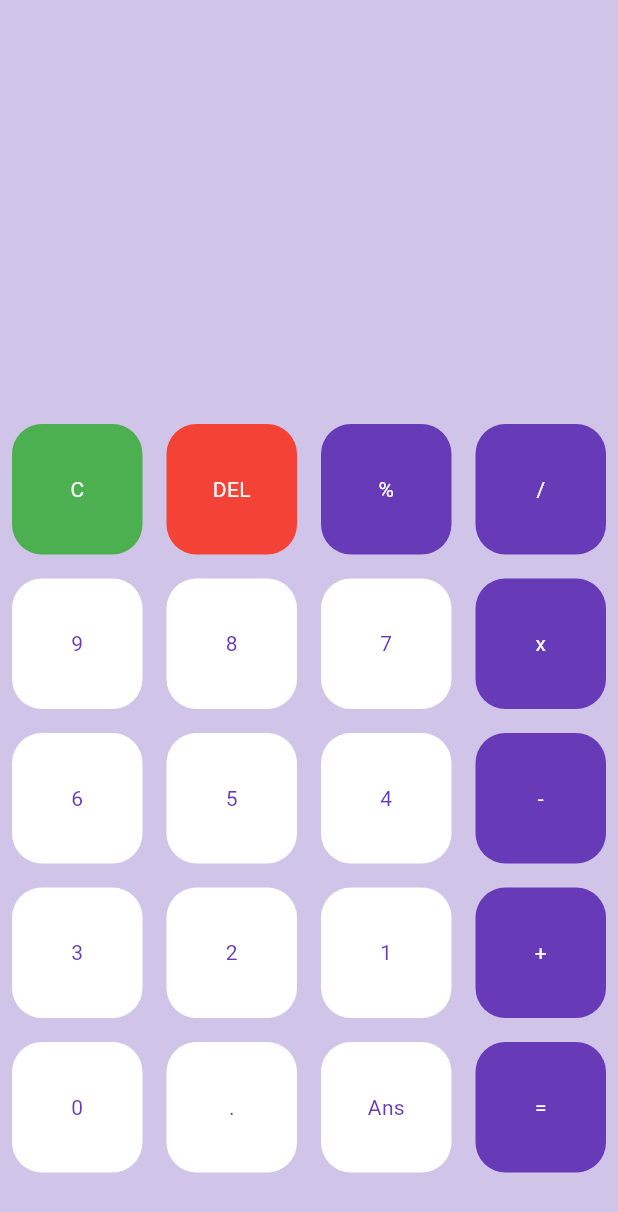
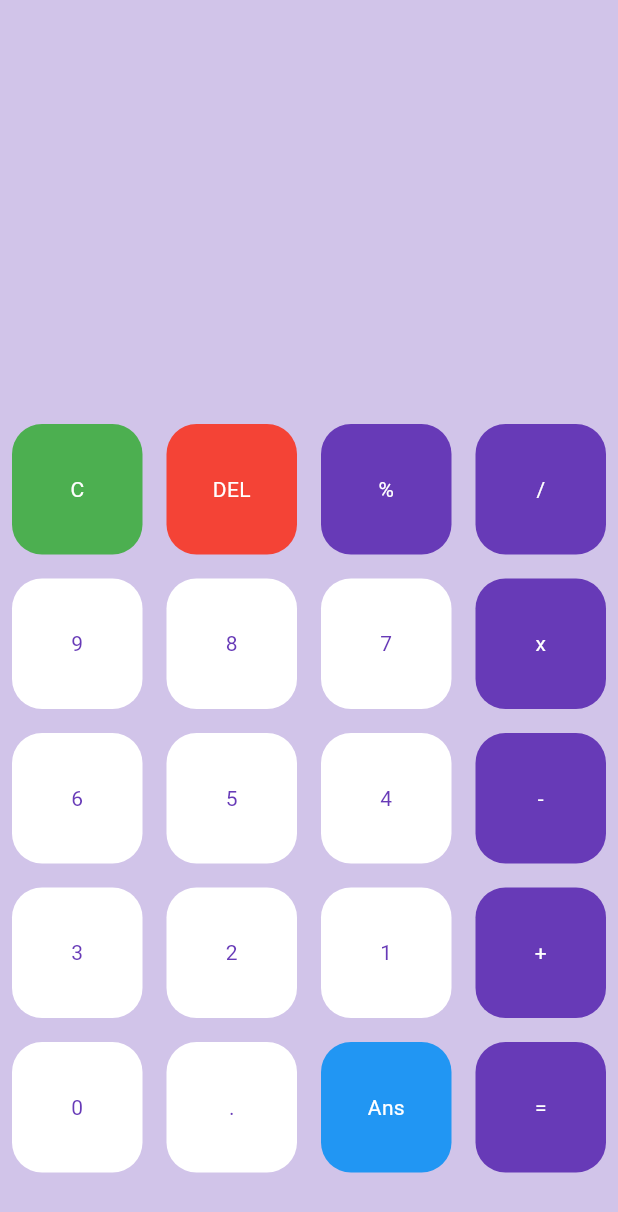
Before and after one commit to jekshelby/ProjectMobileKLP4, a Flutter app: the screen it shows after launch, on a phone screen of 412 x 824 dp. Shown: the top 1212 px of the screen. Run offline on Flutter 3.47's test engine with Material 3 defaults, Android fonts, the phone set to English and light mode, and no system bars; our stand-ins replace math_expressions.

Commit message:
bug fixes

```diff
--- a/calculator/lib/main.dart
+++ b/calculator/lib/main.dart
@@ -16,13 +16,15 @@ class MyApp extends StatelessWidget {
 
 class HomePage extends StatefulWidget {
   @override
-  _HomePageState createState() => _HomePageState(); // Membuat state dari halaman
+  _HomePageState createState() =>
+      _HomePageState(); // Membuat state dari halaman
 }
 
 class _HomePageState extends State<HomePage> {
   var userQuestion = ''; // Menyimpan pertanyaan/input dari pengguna
   var userAnswer = ''; // Menyimpan jawaban dari perhitungan
-  final myTextStyle = TextStyle(fontSize: 30, color: Colors.deepPurple[900]); // Gaya teks default
+  final myTextStyle = TextStyle(
+      fontSize: 30, color: Colors.deepPurple[900]); // Gaya teks default
 
   // Daftar tombol yang akan ditampilkan di kalkulator
   final List<String> buttons = [
@@ -57,7 +59,8 @@ class _HomePageState extends State<HomePage> {
         Expanded(
           child: Container(
             child: Column(
-              mainAxisAlignment: MainAxisAlignment.spaceEvenly, // Memberikan jarak yang rata
+              mainAxisAlignment:
+                  MainAxisAlignment.spaceEvenly, // Memberikan jarak yang rata
               children: <Widget>[
                 SizedBox(
                   height: 50, // Memberikan spasi kosong
@@ -94,26 +97,48 @@ class _HomePageState extends State<HomePage> {
               gridDelegate: SliverGridDelegateWithFixedCrossAxisCount(
                   crossAxisCount: 4), // Grid dengan 4 kolom
               itemBuilder: (BuildContext context, int index) {
-                // Tombol Clear (C)
-                if (index == 0) {
+
+// Tombol Clear (C)
+if (index == 0) {
+  return MyButton(
+    buttonTapped: () {
+      setState(() {
+        userQuestion = ''; // Menghapus semua input
+        userAnswer = '';   // Menghapus jawaban
+      });
+    },
+    buttonText: buttons[index],
+    color: Colors.green, // Warna tombol hijau
+    textColor: Colors.white, // Warna teks putih
+  );
+}
+
+
+                else if (index == buttons.length - 2) {
+                  // Posisi tombol "Ans"
                   return MyButton(
                     buttonTapped: () {
                       setState(() {
-                        userQuestion = ''; // Menghapus semua input
+                        userQuestion +=
+                            userAnswer; // Menambahkan jawaban terakhir ke input
                       });
                     },
                     buttonText: buttons[index],
-                    color: Colors.green, // Warna tombol hijau
+                    color:
+                        Colors.blue, // Warna tombol "Ans" (sesuai preferensi)
                     textColor: Colors.white, // Warna teks putih
                   );
                 }
+
                 // Tombol Delete (DEL)
                 else if (index == 1) {
                   return MyButton(
                     buttonTapped: () {
                       setState(() {
                         userQuestion = userQuestion.substring(
-                            0, userQuestion.length - 1); // Menghapus karakter terakhir
+                            0,
+                            userQuestion.length -
+                                1); // Menghapus karakter terakhir
                       });
                     },
                     buttonText: buttons[index],
@@ -139,7 +164,8 @@ class _HomePageState extends State<HomePage> {
                   return MyButton(
                     buttonTapped: () {
                       setState(() {
-                        userQuestion += buttons[index]; // Menambahkan input ke pertanyaan
+                        userQuestion +=
+                            buttons[index]; // Menambahkan input ke pertanyaan
                       });
                     },
                     buttonText: buttons[index],
@@ -170,7 +196,8 @@ class _HomePageState extends State<HomePage> {
   // Fungsi untuk menghitung hasil
   void equalPressed() {
     String finalQeustion = userQuestion; // Menyalin input pengguna
-    finalQeustion = finalQeustion.replaceAll('x', '*'); // Mengganti 'x' dengan '*'
+    finalQeustion =
+        finalQeustion.replaceAll('x', '*'); // Mengganti 'x' dengan '*'
 
     Parser p = Parser(); // Parser dari library math_expressions
     Expression exp = p.parse(finalQeustion); // Parsing ekspresi
```
Also changed, not shown: calculator/lib/button.dart (+10 -5 lines).
